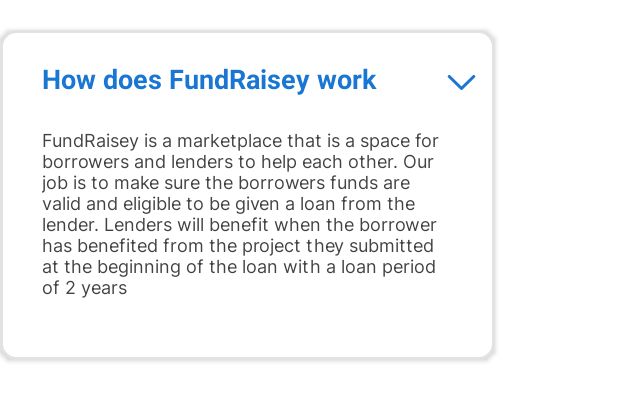
After one commit to hafidmust/FundraiseyV2, an Android app: the layout adapter_information.xml on its own in the app's theme, with its tools: preview values and no code run, on a phone screen of 412 x 824 dp. The commit adds this screen. Shown: the top 401 px of the screen. Run offline under Robolectric (Android 15) with nearby library versions, the phone set to English and light mode, and no system bars; plain views replace ExpandableLayout; network calls fail.

Commit message:
Completed InformationFragment: - Button responsive - Content FAQ Added - Layout Adjusted

```diff
--- a/app/src/main/AndroidManifest.xml
+++ b/app/src/main/AndroidManifest.xml
@@ -21,9 +21,13 @@
             android:exported="false" />
         <activity
             android:name=".ui.homenavigation.HomeNavigationActivity"
+            android:exported="false" />
+        <activity
+            android:name=".ui.Splashscreen"
             android:exported="true">
             <intent-filter>
                 <action android:name="android.intent.action.MAIN" />
+
 
                 <category android:name="android.intent.category.LAUNCHER" />
             </intent-filter>
--- /dev/null
+++ b/app/src/main/res/layout/adapter_information.xml
@@ -0,0 +1,95 @@
+<?xml version="1.0" encoding="utf-8"?>
+<androidx.constraintlayout.widget.ConstraintLayout xmlns:android="http://schemas.android.com/apk/res/android"
+    xmlns:app="http://schemas.android.com/apk/res-auto"
+    xmlns:tools="http://schemas.android.com/tools"
+    android:layout_width="match_parent"
+    android:layout_height="match_parent">
+
+    <LinearLayout
+        android:layout_width="match_parent"
+        android:layout_height="wrap_content"
+        android:orientation="horizontal"
+        app:layout_constraintLeft_toLeftOf="parent"
+        app:layout_constraintRight_toRightOf="parent"
+        app:layout_constraintTop_toTopOf="parent">
+
+        <androidx.constraintlayout.widget.ConstraintLayout
+            android:id="@+id/layout_information_adapter"
+            android:layout_width="330dp"
+            android:layout_height="wrap_content"
+            android:layout_marginVertical="20dp"
+            android:background="@drawable/box_rectangle_grey"
+            android:elevation="2dp"
+            android:orientation="horizontal"
+            android:paddingBottom="20dp"
+            android:paddingHorizontal="12.5dp"
+            app:layout_constraintLeft_toLeftOf="parent"
+            app:layout_constraintRight_toRightOf="parent"
+            app:layout_constraintTop_toTopOf="parent">
+
+            <ImageView
+                android:id="@+id/button_drop"
+                android:layout_width="wrap_content"
+                android:layout_height="wrap_content"
+                android:layout_marginTop="30dp"
+                android:paddingEnd="20dp"
+                android:src="@drawable/ic_dropdown_faq"
+                app:layout_constraintLeft_toRightOf="@id/text_question"
+                app:layout_constraintRight_toRightOf="parent"
+                app:layout_constraintTop_toTopOf="@id/layout_information_adapter" />
+
+            <TextView
+                android:id="@+id/text_question"
+                android:layout_width="match_parent"
+                android:layout_height="wrap_content"
+                android:paddingHorizontal="15dp"
+                android:layout_marginVertical="20dp"
+                android:text="@string/faq_1"
+                android:textColor="@color/blue_primary"
+                android:textSize="18sp"
+                android:textStyle="bold"
+                app:layout_constraintLeft_toLeftOf="parent"
+                app:layout_constraintTop_toTopOf="@id/layout_information_adapter" />
+
+            <RelativeLayout
+                android:id="@+id/expandable_layout"
+                android:layout_width="match_parent"
+                android:layout_height="match_parent"
+                app:layout_constraintTop_toBottomOf="@id/text_question"
+                app:layout_constraintLeft_toLeftOf="parent"
+                app:layout_constraintRight_toRightOf="parent"
+                android:orientation="vertical">
+
+                <TextView
+                    android:id="@+id/text_answer"
+                    android:layout_width="match_parent"
+                    android:layout_height="wrap_content"
+                    android:layout_marginVertical="20dp"
+                    android:fontFamily="@font/inter_regular"
+                    android:paddingHorizontal="15dp"
+                    android:text="@string/answer_1"
+                    android:textColor="@color/cardview_dark_background"
+                    android:textSize="12sp" />
+
+            </RelativeLayout>
+
+        </androidx.constraintlayout.widget.ConstraintLayout>
+
+<!--        <com.skydoves.expandablelayout.ExpandableLayout-->
+<!--            android:id="@+id/expandable"-->
+<!--            android:layout_width="match_parent"-->
+<!--            android:layout_height="wrap_content"-->
+<!--            android:layout_marginTop="30dp"-->
+<!--            app:expandable_parentLayout="@id/layout_information_adapter"-->
+<!--            app:expandable_duration="300"-->
+<!--            app:expandable_isExpanded="false"-->
+<!--            app:expandable_showSpinner="true"-->
+<!--            app:expandable_spinner="@drawable/ic_arrow_down"-->
+<!--            app:expandable_spinner_animate="true"-->
+<!--            app:expandable_spinner_gravity="start"-->
+<!--            app:expandable_spinner_margin="14dp"-->
+<!--            app:expandable_spinner_size="32dp" />-->
+
+    </LinearLayout>
+
+</androidx.constraintlayout.widget.ConstraintLayout>
--- a/build.gradle
+++ b/build.gradle
@@ -5,7 +5,7 @@ buildscript {
         mavenCentral()
     }
     dependencies {
-        classpath "com.android.tools.build:gradle:7.0.2"
+        classpath "com.android.tools.build:gradle:7.0.4"
         classpath "org.jetbrains.kotlin:kotlin-gradle-plugin:1.5.31"
 
         // NOTE: Do not place your application dependencies here; they belong
```
Also changed, not shown: app/build.gradle (+12 -6 lines), app/src/main/java/app/binar/synrgy/android/finalproject/data/information/InformationResponse.kt (added, +7 -0 lines), app/src/main/java/app/binar/synrgy/android/finalproject/ui/homenavigation/information/AdapterInformation.kt (added, +58 -0 lines), app/src/main/java/app/binar/synrgy/android/finalproject/ui/homenavigation/information/InformationActivity.java (deleted, +0 -60 lines), app/src/main/java/app/binar/synrgy/android/finalproject/ui/homenavigation/information/InformationFragment.kt (+29 -12 lines), app/src/main/java/app/binar/synrgy/android/finalproject/ui/homenavigation/information/InformationViewModel.kt (+47 -0 lines), app/src/main/res/layout/fragment_information.xml (+49 -116 lines), gradle.properties (line endings or trailing spaces), 1 other file.
